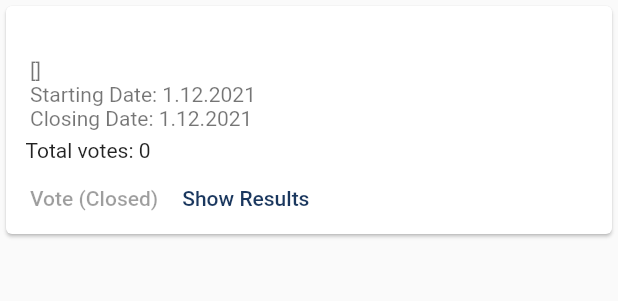
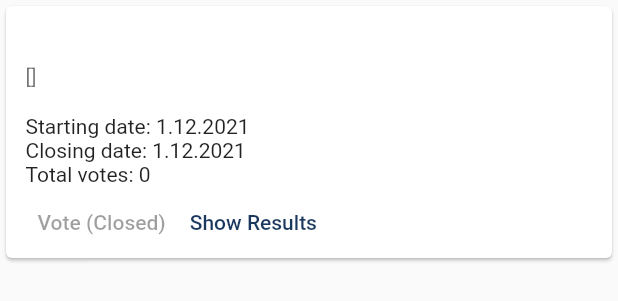
Before and after one commit to hhayak/usg_jub, a Flutter app: the ElectionCard widget shown alone on an empty page, opened directly with empty values, on a phone screen of 412 x 824 dp. Shown: the top 301 px of the screen. Run offline on Flutter 3.47's test engine with Material 2 defaults, Android fonts, the phone set to English and light mode, and no system bars; our stand-ins replace cloud_firestore, firebase_auth, firebase_core, firebase_storage, get, image_picker and 3 more; accounts and stored records are empty.

Commit message:
package update, adjust election date text

```diff
--- a/lib/screens/home/election_card.dart
+++ b/lib/screens/home/election_card.dart
@@ -37,23 +37,26 @@ class ElectionCard extends StatelessWidget {
   @override
   Widget build(BuildContext context) {
     return Card(
+      child: Padding(
+        padding: const EdgeInsets.symmetric(horizontal: 13),
         child: Column(
           mainAxisSize: MainAxisSize.min,
           crossAxisAlignment: CrossAxisAlignment.start,
           children: [
             ListTile(
-            title: Text(election.title),
-            isThreeLine: true,
-            subtitle: Text(
-                '${election.major}\nStarting Date: ${formatDate(election.startTime)}\nClosing Date: ${formatDate(election.endTime)}'),
+              contentPadding: EdgeInsets.zero,
+              title: Text(
+                election.title,
+                style: const TextStyle(
+                  fontWeight: FontWeight.bold,
                 ),
-          Padding(
-            padding: const EdgeInsets.symmetric(horizontal: 13),
-            child: Text('Total votes: ${election.totalVotes}'),
               ),
-          Padding(
-            padding: const EdgeInsets.symmetric(horizontal: 8),
-            child: Row(
+              subtitle: Text(election.major.toString()),
+            ),
+            Text('Starting date: ${formatDate(election.startTime)}'),
+            Text('Closing date: ${formatDate(election.endTime)}'),
+            Text('Total votes: ${election.totalVotes}'),
+            Row(
               mainAxisAlignment: MainAxisAlignment.start,
               children: [
                 TextButton(
@@ -116,8 +119,8 @@ class ElectionCard extends StatelessWidget {
                 }
               ],
             ),
+          ],
         ),
-        ],
       ),
     );
   }
```
Also changed, not shown: pubspec.lock, 3 other files. Lines whose indentation alone changed are shown as unchanged.
